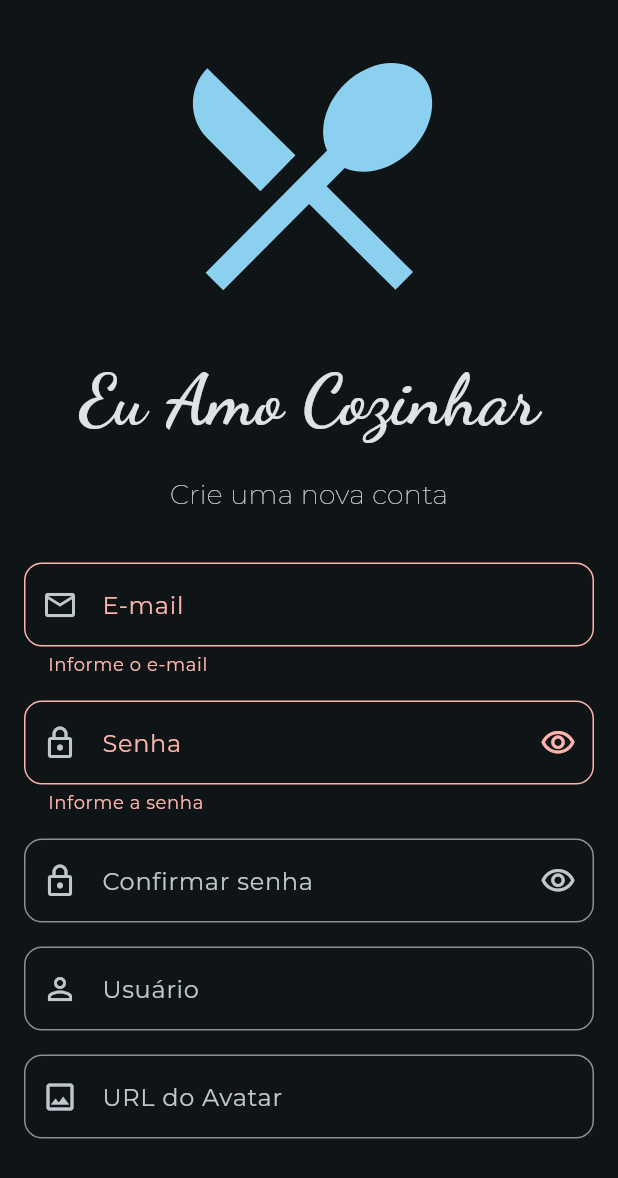
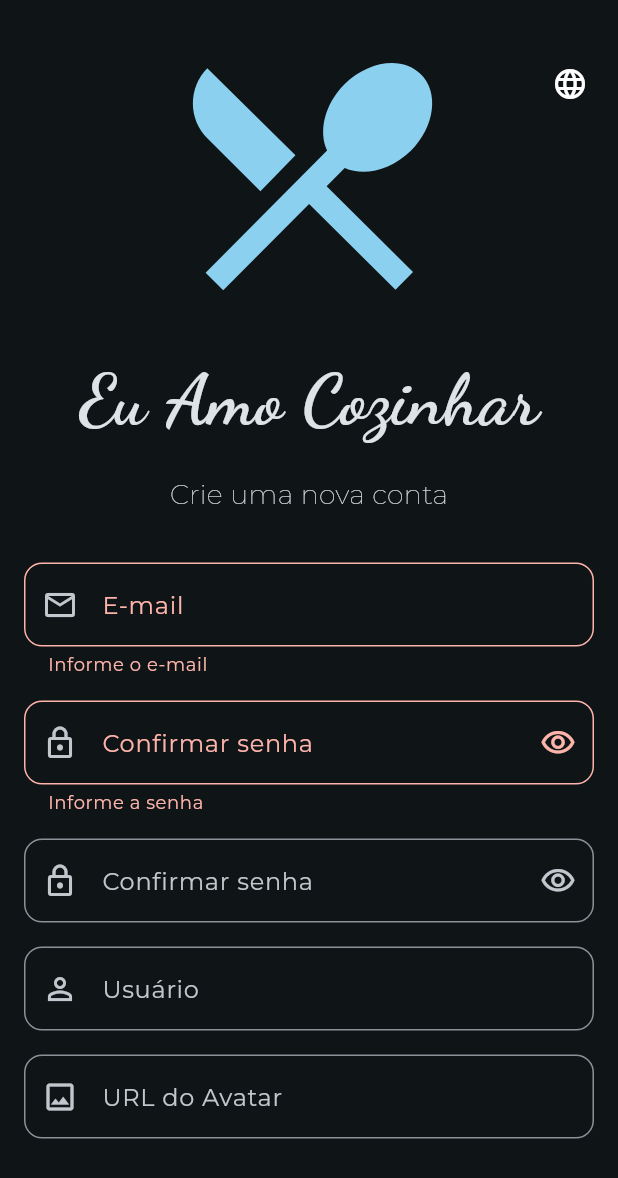
Before and after one commit to girioaugusto/flutter_app4_receitas, a Flutter app: the screen it shows after launch, after a tap on "ENTRAR", after a tap on "Cadastre-se", on a phone screen of 412 x 824 dp. Shown: the top 1178 px of the screen. Run offline on Flutter 3.47's test engine with Material 3 defaults, Android fonts, the phone set to English and light mode, and no system bars; our stand-ins replace either_dart, flutter_dotenv, get, get_it, go_router, google_fonts and 1 more; accounts and stored records are empty.

Commit message:
Aula 28/08 - Localizations e Release APK- Necessita Ajuste no APK

````diff
--- /dev/null
+++ b/lib/l10n/app_localizations.dart
@@ -0,0 +1,243 @@
+import 'dart:async';
+
+import 'package:flutter/foundation.dart';
+import 'package:flutter/widgets.dart';
+import 'package:flutter_localizations/flutter_localizations.dart';
+import 'package:intl/intl.dart' as intl;
+
+import 'app_localizations_en.dart';
+import 'app_localizations_pt.dart';
+
+// ignore_for_file: type=lint
+
+/// Callers can lookup localized strings with an instance of AppLocalizations
+/// returned by `AppLocalizations.of(context)`.
+///
+/// Applications need to include `AppLocalizations.delegate()` in their app's
+/// `localizationDelegates` list, and the locales they support in the app's
+/// `supportedLocales` list. For example:
+///
+/// ```dart
+/// import 'l10n/app_localizations.dart';
+///
+/// return MaterialApp(
+///   localizationsDelegates: AppLocalizations.localizationsDelegates,
+///   supportedLocales: AppLocalizations.supportedLocales,
+///   home: MyApplicationHome(),
+/// );
+/// ```
+///
+/// ## Update pubspec.yaml
+///
+/// Please make sure to update your pubspec.yaml to include the following
+/// packages:
+///
+/// ```yaml
+/// dependencies:
+///   # Internationalization support.
+///   flutter_localizations:
+///     sdk: flutter
+///   intl: any # Use the pinned version from flutter_localizations
+///
+///   # Rest of dependencies
+/// ```
+///
+/// ## iOS Applications
+///
+/// iOS applications define key application metadata, including supported
+/// locales, in an Info.plist file that is built into the application bundle.
+/// To configure the locales supported by your app, you’ll need to edit this
+/// file.
+///
+/// First, open your project’s ios/Runner.xcworkspace Xcode workspace file.
+/// Then, in the Project Navigator, open the Info.plist file under the Runner
+/// project’s Runner folder.
+///
+/// Next, select the Information Property List item, select Add Item from the
+/// Editor menu, then select Localizations from the pop-up menu.
+///
+/// Select and expand the newly-created Localizations item then, for each
+/// locale your application supports, add a new item and select the locale
+/// you wish to add from the pop-up menu in the Value field. This list should
+/// be consistent with the languages listed in the AppLocalizations.supportedLocales
+/// property.
+abstract class AppLocalizations {
+  AppLocalizations(String locale) : localeName = intl.Intl.canonicalizedLocale(locale.toString());
+
+  final String localeName;
+
+  static AppLocalizations? of(BuildContext context) {
+    return Localizations.of<AppLocalizations>(context, AppLocalizations);
+  }
+
+  static const LocalizationsDelegate<AppLocalizations> delegate = _AppLocalizationsDelegate();
+
+  /// A list of this localizations delegate along with the default localizations
+  /// delegates.
+  ///
+  /// Returns a list of localizations delegates containing this delegate along with
+  /// GlobalMaterialLocalizations.delegate, GlobalCupertinoLocalizations.delegate,
+  /// and GlobalWidgetsLocalizations.delegate.
+  ///
+  /// Additional delegates can be added by appending to this list in
+  /// MaterialApp. This list does not have to be used at all if a custom list
+  /// of delegates is preferred or required.
+  static const List<LocalizationsDelegate<dynamic>> localizationsDelegates = <LocalizationsDelegate<dynamic>>[
+    delegate,
+    GlobalMaterialLocalizations.delegate,
+    GlobalCupertinoLocalizations.delegate,
+    GlobalWidgetsLocalizations.delegate,
+  ];
+
+  /// A list of this localizations delegate's supported locales.
+  static const List<Locale> supportedLocales = <Locale>[
+    Locale('en'),
+    Locale('pt')
+  ];
+
+  /// No description provided for @appTitle.
+  ///
+  /// In en, this message translates to:
+  /// **'I Love Cooking'**
+  String get appTitle;
+
+  /// No description provided for @signInSubtitle.
+  ///
+  /// In en, this message translates to:
+  /// **'Sign in to your account'**
+  String get signInSubtitle;
+
+  /// No description provided for @signUpSubtitle.
+  ///
+  /// In en, this message translates to:
+  /// **'Create a new account'**
+  String get signUpSubtitle;
+
+  /// No description provided for @emailLabel.
+  ///
+  /// In en, this message translates to:
+  /// **'Email'**
+  String get emailLabel;
+
+  /// No description provided for @emailHint.
+  ///
+  /// In en, this message translates to:
+  /// **'Enter your email'**
+  String get emailHint;
+
+  /// No description provided for @passwordLabel.
+  ///
+  /// In en, this message translates to:
+  /// **'Password'**
+  String get passwordLabel;
+
+  /// No description provided for @passwordHint.
+  ///
+  /// In en, this message translates to:
+  /// **'Enter your password'**
+  String get passwordHint;
+
+  /// No description provided for @confirmPasswordLabel.
+  ///
+  /// In en, this message translates to:
+  /// **'Confirm Password'**
+  String get confirmPasswordLabel;
+
+  /// No description provided for @confirmPasswordHint.
+  ///
+  /// In en, this message translates to:
+  /// **'Enter your password again'**
+  String get confirmPasswordHint;
+
+  /// No description provided for @usernameLabel.
+  ///
+  /// In en, this message translates to:
+  /// **'Username'**
+  String get usernameLabel;
+
+  /// No description provided for @usernameHint.
+  ///
+  /// In en, this message translates to:
+  /// **'Enter your username'**
+  String get usernameHint;
+
+  /// No description provided for @avatarUrlLabel.
+  ///
+  /// In en, this message translates to:
+  /// **'Avatar URL'**
+  String get avatarUrlLabel;
+
+  /// No description provided for @avatarUrlHint.
+  ///
+  /// In en, this message translates to:
+  /// **'Enter your avatar URL'**
+  String get avatarUrlHint;
+
+  /// No description provided for @signInButton.
+  ///
+  /// In en, this message translates to:
+  /// **'SIGN IN'**
+  String get signInButton;
+
+  /// No description provided for @signUpButton.
+  ///
+  /// In en, this message translates to:
+  /// **'SIGN UP'**
+  String get signUpButton;
+
+  /// No description provided for @noAccountQuestion.
+  ///
+  /// In en, this message translates to:
+  /// **'Don\'t have an account? '**
+  String get noAccountQuestion;
+
+  /// No description provided for @hasAccountQuestion.
+  ///
+  /// In en, this message translates to:
+  /// **'Already have an account? '**
+  String get hasAccountQuestion;
+
+  /// No description provided for @signUpLink.
+  ///
+  /// In en, this message translates to:
+  /// **'Sign up'**
+  String get signUpLink;
+
+  /// No description provided for @signInLink.
+  ///
+  /// In en, this message translates to:
+  /// **'Sign in here'**
+  String get signInLink;
+}
+
+class _AppLocalizationsDelegate extends LocalizationsDelegate<AppLocalizations> {
+  const _AppLocalizationsDelegate();
+
+  @override
+  Future<AppLocalizations> load(Locale locale) {
+    return SynchronousFuture<AppLocalizations>(lookupAppLocalizations(locale));
+  }
+
+  @override
+  bool isSupported(Locale locale) => <String>['en', 'pt'].contains(locale.languageCode);
+
+  @override
+  bool shouldReload(_AppLocalizationsDelegate old) => false;
+}
+
+AppLocalizations lookupAppLocalizations(Locale locale) {
+
+
+  // Lookup logic when only language code is specified.
+  switch (locale.languageCode) {
+    case 'en': return AppLocalizationsEn();
+    case 'pt': return AppLocalizationsPt();
+  }
+
+  throw FlutterError(
+    'AppLocalizations.delegate failed to load unsupported locale "$locale". This is likely '
+    'an issue with the localizations generation tool. Please file an issue '
+    'on GitHub with a reproducible sample app and the gen-l10n configuration '
+    'that was used.'
+  );
+}
--- a/lib/main.dart
+++ b/lib/main.dart
@@ -1,10 +1,13 @@
 import 'package:app4_receitas/di/service_locator.dart';
+import 'package:app4_receitas/l10n/app_localizations.dart';
 import 'package:app4_receitas/routes/app_router.dart';
 import 'package:app4_receitas/utils/config/env.dart';
 import 'package:app4_receitas/utils/theme/custom_theme_controller.dart';
+import 'package:app4_receitas/utils/theme/locale_controller.dart';
 import 'package:flutter/material.dart';
 import 'package:get/get.dart';
 import 'package:supabase_flutter/supabase_flutter.dart';
+import 'package:flutter_localizations/flutter_localizations.dart';
 
 Future<void> main() async {
   // Garante que o Flutter está inicializado
@@ -32,6 +35,8 @@ class MainApp extends StatelessWidget {
     // Usado para injetar dependências no GetX
     final theme = Get.put(CustomThemeController());
 
+
+    final localeController = Get.put(LocaleController());
     // * Obx
     // Usado para tornar um widget reativo
     return Obx(
@@ -42,6 +47,18 @@ class MainApp extends StatelessWidget {
         darkTheme: theme.customThemeDark,
         themeMode: theme.isDark.value ? ThemeMode.dark : ThemeMode.light,
         routerConfig: AppRouter().router,
+
+        localizationsDelegates: [
+          AppLocalizations.delegate,
+          GlobalMaterialLocalizations.delegate,
+          GlobalWidgetsLocalizations.delegate,
+          GlobalCupertinoLocalizations.delegate,
+        ],
+        supportedLocales: [
+          Locale('en'), // English
+          Locale('pt', 'BR'), // Portugese (BRAZIL)
+        ],
+        locale: localeController.locale,
       ),
     );
   }
--- a/lib/ui/auth/auth_view.dart
+++ b/lib/ui/auth/auth_view.dart
@@ -1,4 +1,7 @@
 import 'package:app4_receitas/di/service_locator.dart';
+import 'package:app4_receitas/l10n/app_localizations.dart';
+import 'package:app4_receitas/ui/widgets/language_selector.dart';
+import 'package:app4_receitas/utils/theme/locale_controller.dart';
 import 'package:flutter/material.dart';
 import 'package:get/get.dart';
 import 'package:google_fonts/google_fonts.dart';
@@ -16,6 +19,8 @@ class _AuthViewState extends State<AuthView> with SingleTickerProviderStateMixin
 
   late AnimationController _animationController;
   late Animation<double> _animation;
+
+  final localeController = Get.find<LocaleController>();
 
   @override
   void initState() {
@@ -50,8 +55,11 @@ class _AuthViewState extends State<AuthView> with SingleTickerProviderStateMixin
 
  @override
   Widget build(BuildContext context) {
+    final l10n = AppLocalizations.of(context)!;
     return Scaffold(
-      body: Padding(
+      body: Stack(
+        children: [
+            Padding(
               padding: const EdgeInsets.all(16),
               child: Obx(
                 () => Form(
@@ -61,25 +69,25 @@ class _AuthViewState extends State<AuthView> with SingleTickerProviderStateMixin
                       child: Column(
                         crossAxisAlignment: CrossAxisAlignment.stretch,
                         children: [
-                    _buildHeader(),
+                          _buildHeader(l10n),
                           const SizedBox(height: 32),
-                    _buildEmailField(),
+                          _buildEmailField(l10n),
                           const SizedBox(height: 16),
-                    _buildPasswordField(),
+                          _buildPasswordField(l10n),
                           const SizedBox(height: 16),
                           if (!viewModel.isLoginMode) ...[
-                      _buildConfirmPasswordField(),
+                            _buildConfirmPasswordField(l10n),
                             const SizedBox(height: 16),
-                      _buildUsernameField(),
+                            _buildUsernameField(l10n),
                             const SizedBox(height: 16),
-                      _buildAvatarUrlField(),
+                            _buildAvatarUrlField(l10n),
                           ],
                           const SizedBox(height: 32),
                           _buildErrorMessage(),
                           const SizedBox(height: 32),
-                    _buildSubmitButton(),
+                          _buildSubmitButton(l10n),
                           const SizedBox(height: 32),
-                    _buildToggleModeButton(),
+                          _buildToggleModeButton(l10n),
                         ],
                       ),
                     ),
@@ -87,16 +95,25 @@ class _AuthViewState extends State<AuthView> with SingleTickerProviderStateMixin
                 ),
               ),
             ),
+            Positioned(top: 32, right: 8, child: Obx(()=> LanguageSelector(
+              onLanguageChanged: localeController.changeLocale,
+              currentLocale: localeController.locale,
+              )
+            )
+          )
+        ],
+      ),
     );
   }
 
-  Widget _buildHeader() {
+
+  Widget _buildHeader(AppLocalizations l10n) {
     return Column(
       children: [
         _animatedLogo(controller: _animationController),
         const SizedBox(height: 16),
         Text(
-          'Eu Amo Cozinhar',
+          l10n.appTitle,
           style: GoogleFonts.dancingScript(
             fontSize: 48,
             fontWeight: FontWeight.bold,
@@ -104,7 +121,7 @@ class _AuthViewState extends State<AuthView> with SingleTickerProviderStateMixin
         ),
         const SizedBox(height: 16),
         Text(
-          viewModel.isLoginMode ? 'Entre na sua conta' : 'Crie uma nova conta',
+          viewModel.isLoginMode ? l10n.signInSubtitle : l10n.signUpSubtitle,
           style: TextStyle(fontSize: 18, fontWeight: FontWeight.w100),
         ),
       ],
@@ -143,15 +160,15 @@ class _AuthViewState extends State<AuthView> with SingleTickerProviderStateMixin
     );
   }
 
-  Widget _buildEmailField() {
+  Widget _buildEmailField(AppLocalizations l10n) {
     return TextFormField(
       key:  ValueKey('emailField'),
       controller: viewModel.emailController,
       keyboardType: TextInputType.emailAddress,
       textInputAction: TextInputAction.next,
       decoration: InputDecoration(
-        labelText: 'E-mail',
-        hintText: 'Digite seu e-mail',
+        labelText: l10n.emailLabel,
+        hintText: l10n.emailHint,
         prefixIcon: const Icon(Icons.email_outlined),
         border: OutlineInputBorder(borderRadius: BorderRadius.circular(12)),
       ),
@@ -159,7 +176,7 @@ class _AuthViewState extends State<AuthView> with SingleTickerProviderStateMixin
     );
   }
 
-  Widget _buildPasswordField() {
+  Widget _buildPasswordField(AppLocalizations l10n) {
     return Obx(
       () => TextFormField(
         key:  ValueKey('passwordField'),
@@ -167,8 +184,8 @@ class _AuthViewState extends State<AuthView> with SingleTickerProviderStateMixin
         obscureText: viewModel.obscurePassword,
         textInputAction: TextInputAction.done,
         decoration: InputDecoration(
-          labelText: 'Senha',
-          hintText: 'Digite sua senha',
+          labelText: l10n.confirmPasswordLabel,
+          hintText: l10n.passwordHint,
           prefixIcon: const Icon(Icons.lock_outlined),
           suffixIcon: IconButton(
             icon: Icon(
@@ -185,15 +202,15 @@ class _AuthViewState extends State<AuthView> with SingleTickerProviderStateMixin
     );
   }
 
-  Widget _buildConfirmPasswordField() {
+  Widget _buildConfirmPasswordField(AppLocalizations l10n) {
     return TextFormField(
       key: ValueKey('confirmPasswordField'),
       controller: viewModel.confirmPasswordController,
       obscureText: viewModel.obscurePassword,
       textInputAction: TextInputAction.done,
       decoration: InputDecoration(
-        labelText: 'Confirmar senha',
-        hintText: 'Digite novamente sua senha',
+        labelText: l10n.confirmPasswordLabel,
+        hintText: l10n.confirmPasswordHint,
         prefixIcon: const Icon(Icons.lock_outlined),
         suffixIcon: IconButton(
           icon: Icon(
@@ -209,14 +226,14 @@ class _AuthViewState extends State<AuthView> with SingleTickerProviderStateMixin
     );
   }
 
-  Widget _buildUsernameField() {
+  Widget _buildUsernameField(AppLocalizations l10n) {
     return TextFormField(
       key: ValueKey('usernameField'),
       controller: viewModel.usernameController,
       textInputAction: TextInputAction.next,
       decoration: InputDecoration(
-        labelText: 'Usuário',
-        hintText: 'Digite seu nome de usuário',
+        labelText: l10n.usernameLabel,
+        hintText: l10n.usernameHint,
         prefixIcon: const Icon(Icons.person_outline),
         border: OutlineInputBorder(borderRadius: BorderRadius.circular(12)),
       ),
@@ -224,14 +241,14 @@ class _AuthViewState extends State<AuthView> with SingleTickerProviderStateMixin
     );
   }
 
-  Widget _buildAvatarUrlField() {
+  Widget _buildAvatarUrlField(AppLocalizations l10n) {
     return TextFormField(
       key: ValueKey('avatarUrlField'),
       controller: viewModel.avatarUrlController,
       textInputAction: TextInputAction.done,
       decoration: InputDecoration(
-        labelText: 'URL do Avatar',
-        hintText: 'Digite a URL do seu avatar',
+        labelText: l10n.avatarUrlLabel,
+        hintText: l10n.avatarUrlHint,
         prefixIcon: const Icon(Icons.image_outlined),
         border: OutlineInputBorder(borderRadius: BorderRadius.circular(12)),
       ),
@@ -255,7 +272,7 @@ class _AuthViewState extends State<AuthView> with SingleTickerProviderStateMixin
     );
   }
 
-  Widget _buildSubmitButton() {
+  Widget _buildSubmitButton(AppLocalizations l10n) {
     return SizedBox(
       height: 50,
       child: ElevatedButton(
@@ -275,25 +292,25 @@ class _AuthViewState extends State<AuthView> with SingleTickerProviderStateMixin
                 child: CircularProgressIndicator(strokeWidth: 2),
               )
             : Text(
-                viewModel.isLoginMode ? 'ENTRAR' : 'CADASTRAR',
+                viewModel.isLoginMode ? l10n.signInButton : l10n.signUpButton,
                 style: const TextStyle(fontSize: 18, fontWeight: FontWeight.bold),
               ),
       ),
     );
   }
 
-  Widget _buildToggleModeButton() {
+  Widget _buildToggleModeButton(AppLocalizations l10n) {
     return Row(
       mainAxisAlignment: MainAxisAlignment.center,
       children: [
         Text(
-          viewModel.isLoginMode ? 'Não tem uma conta? ' : 'Já tem uma conta? ',
+          viewModel.isLoginMode ? l10n.noAccountQuestion : l10n.hasAccountQuestion,
         ),
         TextButton(
           key: ValueKey('toggleButton'),
           onPressed: viewModel.isSubmitting ? null : viewModel.toggleMode,
           child: Text(
-            viewModel.isLoginMode ? 'Cadastre-se' : 'Entre aqui',
+            viewModel.isLoginMode ? l10n.signUpLink : l10n.signInLink,
             style: TextStyle(
               color: Theme.of(context).colorScheme.primary,
               fontWeight: FontWeight.bold,
--- /dev/null
+++ b/lib/utils/theme/locale_controller.dart
@@ -0,0 +1,14 @@
+
+import 'package:flutter/material.dart';
+import 'package:get/get.dart';
+
+class LocaleController extends GetxController {
+  final _locale = const Locale('pt', 'BR').obs;
+
+
+  Locale get locale => _locale.value;
+
+  void changeLocale (Locale newLocale) {
+    _locale.value = newLocale;
+  }
+}
--- a/pubspec.yaml
+++ b/pubspec.yaml
@@ -11,11 +11,15 @@ dependencies:
   flutter:
     sdk: flutter
   flutter_dotenv: ^5.2.1
+  flutter_launcher_icons: ^0.14.4
+  flutter_localizations:
+    sdk: flutter
   flutter_speed_dial: ^7.0.0
   get: ^4.7.2
   get_it: ^8.2.0
   go_router: ^16.0.0
   google_fonts: ^6.3.0
+  intl: any
   supabase_flutter: ^2.9.1
 
 dev_dependencies:
@@ -28,6 +32,7 @@ dev_dependencies:
     sdk: flutter
 
 flutter:
+  generate: true
   uses-material-design: true
   assets:
     - .env
````
Also changed, not shown: flutter_launcher_icons.yaml (added, +34 -0 lines), lib/l10n/app_localizations_en.dart (added, +67 -0 lines), lib/l10n/app_localizations_pt.dart (added, +67 -0 lines), assets/icons/logo.png (added), pubspec.lock, 45 other files. Lines whose indentation alone changed are shown as unchanged.
